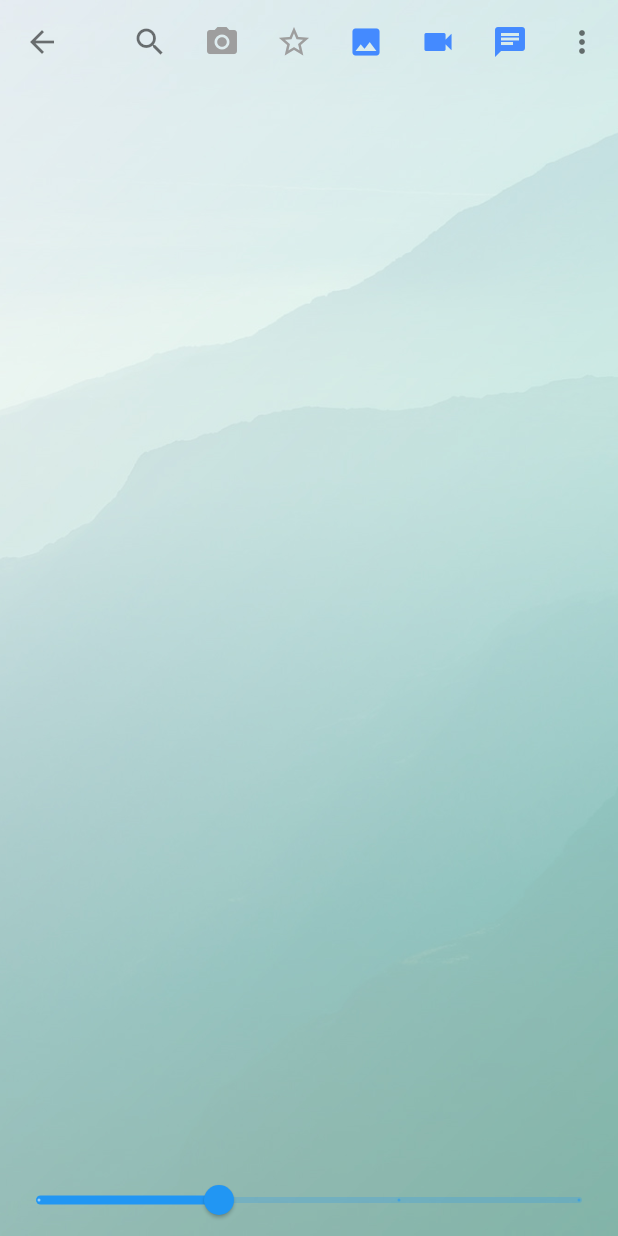
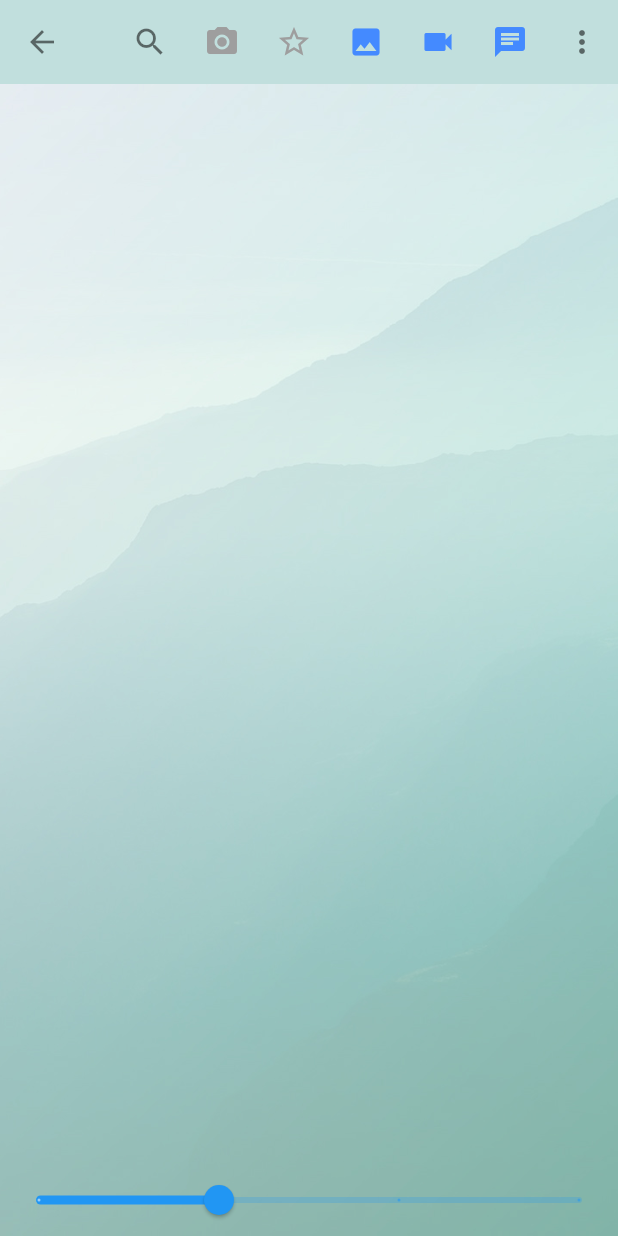
Before and after one commit to umgc/fall2023, a Flutter app: the GalleryScreen screen opened directly, on a phone screen of 412 x 824 dp. Run offline on Flutter 3.47's test engine with Material 2 defaults, Android fonts, the phone set to English and light mode, and no system bars; our stand-ins replace avatar_glow, camera, chewie, flutter_dotenv, flutter_speed_dial, flutter_tts and 10 more; missing offline and left inert: aws_rekognition_api, aws_s3_api, aws_transcribe_api, dart_openai, external_path, flutter_sound and 2 more; accounts and stored records are empty.

Commit message:
Made search bar better, less hacked logic

```diff
--- a/cogniopenapp/lib/ui/galleryScreen.dart
+++ b/cogniopenapp/lib/ui/galleryScreen.dart
@@ -243,8 +243,8 @@ class _GalleryScreenState extends State<GalleryScreen> {
     refresh();
 
     return Scaffold(
-        backgroundColor: const Color(0xFFB3E5FC),
-        extendBodyBehindAppBar: true,
+        backgroundColor: Color(int.parse("0xFFC1DFDD")),
+        extendBodyBehindAppBar: false,
         extendBody: true,
         appBar: _buildAppBar(),
         body: Container(
@@ -256,7 +256,6 @@ class _GalleryScreenState extends State<GalleryScreen> {
           ),
           child: Column(
             children: [
-              if (_searchBarVisible) SizedBox(height: 60),
               if (_searchBarVisible) _buildSearchBar(),
               Expanded(
                 child: _buildGridView(),
```
